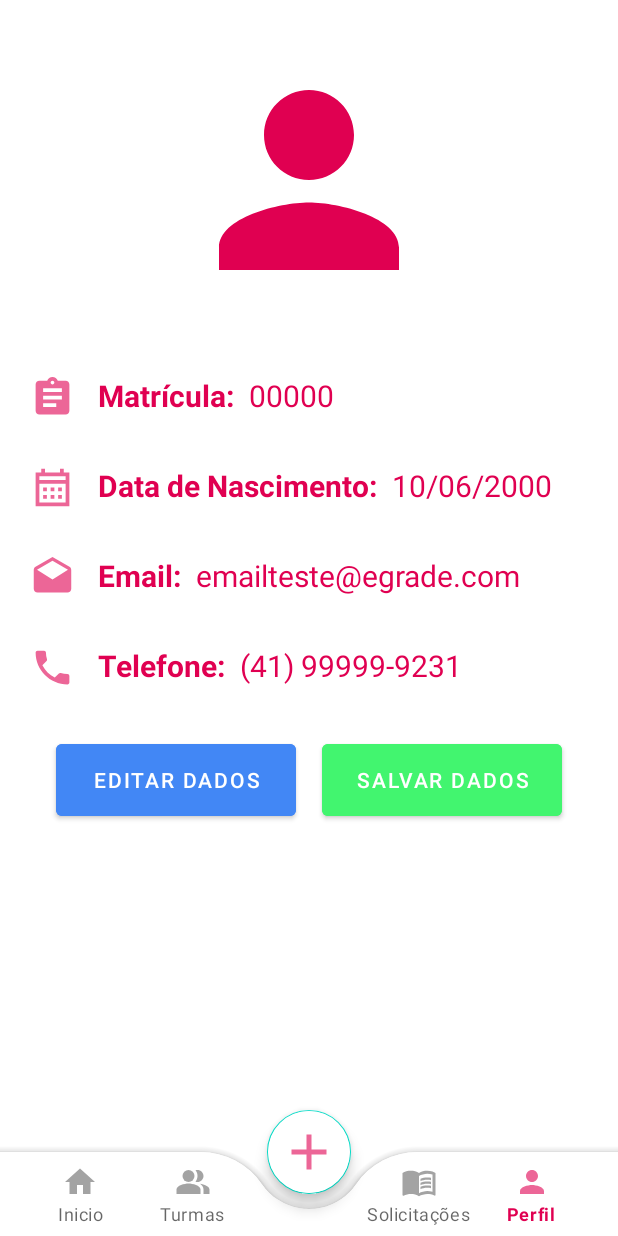
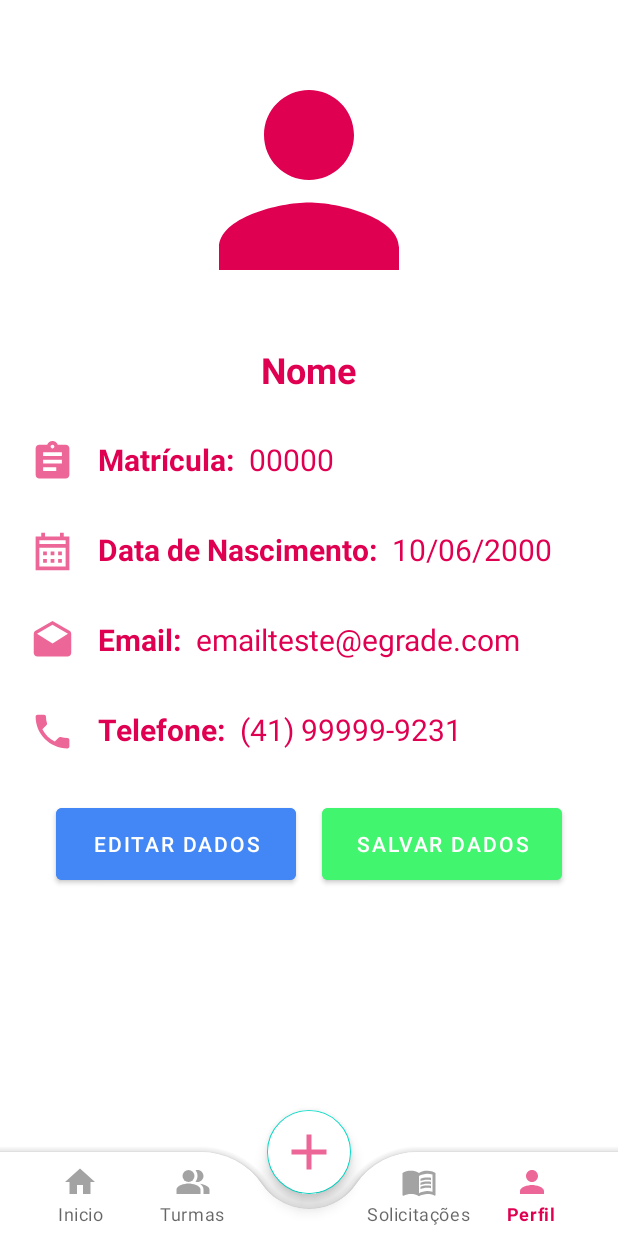
Before and after one commit to Deoprag/eGrade, an Android app: the fragment ProfessorCourseFragment placed in its activity, item 5 of the bottom bar chosen, on a phone screen of 412 x 824 dp. Run offline under Robolectric (Android 15) with nearby library versions, the phone set to English and light mode, and no system bars; 6 statements that could not run were skipped.

Commit message:
Corrigindo crash por burrice, adicionado nome aos perfis

```diff
--- a/app/src/main/java/com/deopraglabs/egrade/model/Coordinator.java
+++ b/app/src/main/java/com/deopraglabs/egrade/model/Coordinator.java
@@ -4,13 +4,12 @@ import lombok.Data;
 import lombok.EqualsAndHashCode;
 
 import java.io.Serializable;
-import java.util.List;
 
 @Data
 @EqualsAndHashCode(callSuper = false)
-public class
-Coordinator extends User implements Serializable {
+public class Coordinator extends User implements Serializable {
 
     private static final long serialVersionUID = 1L;
     private long id;
+
 }
--- a/app/src/main/java/com/deopraglabs/egrade/model/Professor.java
+++ b/app/src/main/java/com/deopraglabs/egrade/model/Professor.java
@@ -4,7 +4,6 @@ import lombok.Data;
 import lombok.EqualsAndHashCode;
 
 import java.io.Serializable;
-import java.util.List;
 
 @Data
 @EqualsAndHashCode(callSuper = false)
@@ -12,5 +11,5 @@ public class Professor extends User implements Serializable {
 
     private static final long serialVersionUID = 1L;
     private long id;
-//    private List<Subject> subjects;
+
 }
--- a/app/src/main/java/com/deopraglabs/egrade/util/EGradeUtil.java
+++ b/app/src/main/java/com/deopraglabs/egrade/util/EGradeUtil.java
@@ -17,8 +17,8 @@ import java.util.Random;
 
 public class EGradeUtil {
 
-    //    public static final String URL = "http://192.168.1.41:8080";
-    public static final String URL = "http://192.168.1.10:8080";
+    public static final String URL = "http://192.168.1.41:8080";
+//    public static final String URL = "http://192.168.1.10:8080";
 
     public static String formatCpf(String oldCpf) {
         return oldCpf.substring(0, 3) + '.' + oldCpf.substring(3, 6) + '.' + oldCpf.substring(6, 9) + '-' + oldCpf.substring(9);
--- a/app/src/main/java/com/deopraglabs/egrade/view/LoginActivity.java
+++ b/app/src/main/java/com/deopraglabs/egrade/view/LoginActivity.java
@@ -70,7 +70,7 @@ public class LoginActivity extends AppCompatActivity {
                     case COORDENADOR:
                         final Coordinator coordinator = gson.fromJson(response, Coordinator.class);
                         intent = new Intent(LoginActivity.this, CoordinatorActivity.class);
-                        intent.putExtra("user", coordinator);
+                        intent.putExtra("user", gson.fromJson(response, Coordinator.class));
                         startActivity(intent);
                         finish();
                         break;
@@ -78,7 +78,7 @@ public class LoginActivity extends AppCompatActivity {
                     case PROFESSOR:
                         final Professor professor = gson.fromJson(response, Professor.class);
                         intent = new Intent(LoginActivity.this, ProfessorActivity.class);
-                        intent.putExtra("user", professor);
+                        intent.putExtra("user", gson.fromJson(response, Professor.class));
                         startActivity(intent);
                         finish();
                         break;
@@ -86,7 +86,7 @@ public class LoginActivity extends AppCompatActivity {
                     case ALUNO:
                         final Student student = gson.fromJson(response, Student.class);
                         intent = new Intent(LoginActivity.this, StudentActivity.class);
-                        intent.putExtra("user", student);
+                        intent.putExtra("user", gson.fromJson(response, Student.class));
                         startActivity(intent);
                         finish();
                         break;
--- a/app/src/main/java/com/deopraglabs/egrade/view/ProfessorActivity.java
+++ b/app/src/main/java/com/deopraglabs/egrade/view/ProfessorActivity.java
@@ -32,17 +32,19 @@ public class ProfessorActivity extends AppCompatActivity {
         binding.bottomNavigationView.setBackground(null);
 
         binding.bottomNavigationView.setOnItemSelectedListener(item -> {
+            Fragment selectedFragment;
 
-            if (item.getItemId() == R.id.professor_courses) {
-                replaceFragment(new ProfessorCoursesFragment());
-            } else if (item.getItemId() == R.id.professor_solicitations) {
-                replaceFragment(new ProfessorSolicitationFragment());
+            if (item.getItemId() == R.id.professor_solicitations) {
+                selectedFragment = ProfessorSolicitationFragment.newInstance(professor);
+            } else if (item.getItemId() == R.id.professor_courses) {
+                selectedFragment = ProfessorCourseFragment.newInstance(professor);
             } else if (item.getItemId() == R.id.professor_profile) {
-                replaceFragment(new ProfessorProfileFragment());
+                selectedFragment = ProfessorProfileFragment.newInstance(professor);
             } else {
-                replaceFragment(new ProfessorHomeFragment());
+                selectedFragment = new ProfessorHomeFragment();
             }
 
+            replaceFragment(selectedFragment);
             return true;
         });
     }
--- a/app/src/main/java/com/deopraglabs/egrade/view/ProfessorCoursesFragment.java
+++ b/app/src/main/java/com/deopraglabs/egrade/view/ProfessorCourseFragment.java
@@ -9,15 +9,14 @@ import android.view.View;
 import android.view.ViewGroup;
 
 import com.deopraglabs.egrade.R;
-import com.deopraglabs.egrade.model.Coordinator;
 import com.deopraglabs.egrade.model.Professor;
 
-public class ProfessorCoursesFragment extends Fragment {
+public class ProfessorCourseFragment extends Fragment {
 
     private Professor professor;
 
-    public static ProfessorCoursesFragment newInstance(Professor professor) {
-        ProfessorCoursesFragment fragment = new ProfessorCoursesFragment();
+    public static ProfessorCourseFragment newInstance(Professor professor) {
+        ProfessorCourseFragment fragment = new ProfessorCourseFragment();
         Bundle args = new Bundle();
 
         fragment.setArguments(args);
--- a/app/src/main/java/com/deopraglabs/egrade/view/ProfessorProfileFragment.java
+++ b/app/src/main/java/com/deopraglabs/egrade/view/ProfessorProfileFragment.java
@@ -20,10 +20,7 @@ public class ProfessorProfileFragment extends Fragment {
 
     private Professor professor;
 
-    private TextView id;
-    private TextView birthDate;
-    private TextView email;
-    private TextView phoneNumber;
+    private TextView id, name, birthDate, email, phoneNumber;
     private ImageView profileImage;
 
     private Button btnEditData;
@@ -60,7 +57,8 @@ public class ProfessorProfileFragment extends Fragment {
                 break;
         }
 
-//        id = view.findViewById(R.id.id);
+        id = view.findViewById(R.id.id);
+        name = view.findViewById(R.id.name);
         birthDate = view.findViewById(R.id.birthDate);
         email = view.findViewById(R.id.email);
         phoneNumber = view.findViewById(R.id.phoneNumber);
@@ -68,6 +66,7 @@ public class ProfessorProfileFragment extends Fragment {
         btnEditData = view.findViewById(R.id.btnEditData);
 
         id.setText(String.valueOf(professor.getId()));
+        name.setText(professor.getName());
         birthDate.setText(EGradeUtil.dateToString(professor.getBirthDate()));
         email.setText(professor.getEmail());
         phoneNumber.setText(EGradeUtil.formatNumber(professor.getPhoneNumber()));
--- a/app/src/main/res/layout/fragment_professor_courses.xml
+++ b/app/src/main/res/layout/fragment_professor_courses.xml
@@ -3,7 +3,7 @@
     xmlns:tools="http://schemas.android.com/tools"
     android:layout_width="match_parent"
     android:layout_height="match_parent"
-    tools:context=".view.ProfessorCoursesFragment">
+    tools:context=".view.ProfessorCourseFragment">
 
     <!-- TODO: Update blank fragment layout -->
     <TextView
--- a/app/src/main/res/layout/fragment_professor_profile.xml
+++ b/app/src/main/res/layout/fragment_professor_profile.xml
@@ -12,6 +12,7 @@
         android:padding="20dp"
         android:orientation="vertical">
 
+        <!-- Profile Image -->
         <ImageView
             android:id="@+id/profileImage"
             android:layout_width="200dp"
@@ -21,6 +22,18 @@
             android:padding="10dp"
             android:paddingTop="30dp"
             android:src="@drawable/ic_profile_placeholder"/>
+
+        <!-- Name Section -->
+        <TextView
+            android:id="@+id/name"
+            android:layout_width="wrap_content"
+            android:layout_height="wrap_content"
+            android:layout_gravity="center"
+            android:paddingTop="10dp"
+            android:text="Nome"
+            android:textColor="@color/pink"
+            android:textSize="24sp"
+            android:textStyle="bold" />
 
         <!-- ID Section -->
         <LinearLayout
@@ -55,9 +68,6 @@
         </LinearLayout>
 
         <!-- Birth Date Section -->
-
-
-        <!-- Email Section -->
         <LinearLayout
             android:layout_width="match_parent"
             android:layout_height="wrap_content"
@@ -89,6 +99,7 @@
                 android:textSize="20sp" />
         </LinearLayout>
 
+        <!-- Email Section -->
         <LinearLayout
             android:layout_width="match_parent"
             android:layout_height="wrap_content"
```
Also changed, not shown: app/src/main/java/com/deopraglabs/egrade/adapter/StudentAdapter.java (+4 -6 lines), app/src/main/java/com/deopraglabs/egrade/view/CoordinatorProfileFragment.java (+3 -4 lines), app/src/main/java/com/deopraglabs/egrade/view/StudentProfileFragment.java (+3 -5 lines), app/src/main/res/layout/fragment_coordinator_profile.xml (+12 -0 lines), app/src/main/res/layout/fragment_student_profile.xml (+12 -0 lines).
